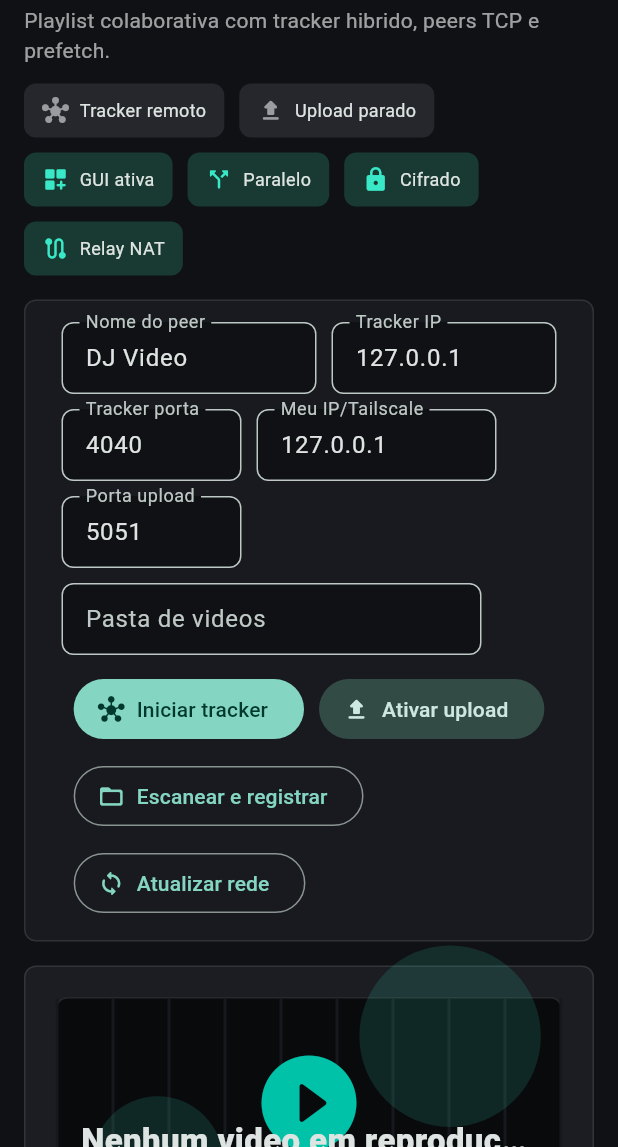
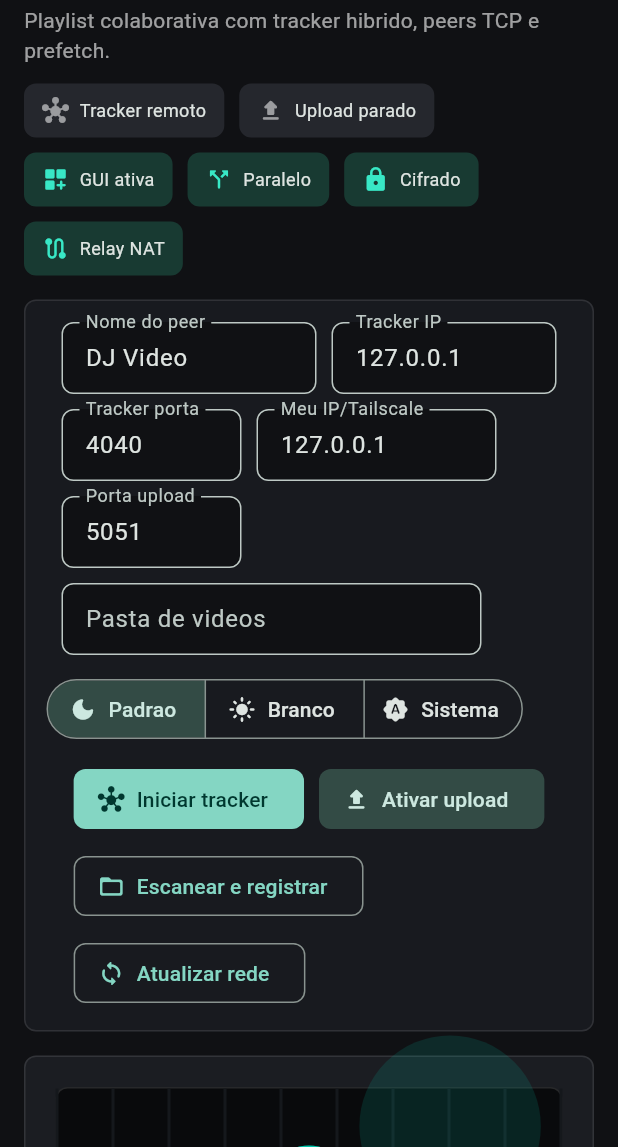
Before and after one commit to reyneralegria13/Video_party, a Flutter app: the screen it shows after launch, on a phone screen of 412 x 824 dp, the part 89-1236 px from its top. Run offline on Flutter 3.47's test engine with Material 3 defaults, Android fonts, the phone set to English and light mode, and no system bars; missing offline and left inert: media_kit, media_kit_video.

Commit message:
🎨 ui: adiciona seletor de tema

```diff
--- a/lib/app_controller.dart
+++ b/lib/app_controller.dart
@@ -8,6 +8,8 @@ import 'package:media_kit_video/media_kit_video.dart';
 import 'models.dart';
 import 'peer_node.dart';
 import 'tracker_server.dart';
+
+enum AppVisualTheme { standard, light, system }
 
 class AppController extends ChangeNotifier {
   AppController() : peer = PeerNode(onLog: _pendingLog) {
@@ -42,6 +44,7 @@ class AppController extends ChangeNotifier {
   String advertisedHost = '127.0.0.1';
   int uploadPort = 5051;
   String folderPath = '';
+  AppVisualTheme visualTheme = AppVisualTheme.standard;
 
   PlaylistEntry? nowPlaying;
   int nowPlayingIndex = -1;
@@ -256,6 +259,11 @@ class AppController extends ChangeNotifier {
     this.folderPath = folderPath ?? this.folderPath;
   }
 
+  void updateVisualTheme(AppVisualTheme value) {
+    visualTheme = value;
+    notifyListeners();
+  }
+
   void _syncLocalSnapshot() {
     if (tracker != null) {
       snapshot = tracker!.snapshot();
--- a/lib/main.dart
+++ b/lib/main.dart
@@ -10,37 +10,62 @@ void main() {
   runApp(const VideoPartyApp());
 }
 
-class VideoPartyApp extends StatelessWidget {
+class VideoPartyApp extends StatefulWidget {
   const VideoPartyApp({super.key});
 
   @override
+  State<VideoPartyApp> createState() => _VideoPartyAppState();
+}
+
+class _VideoPartyAppState extends State<VideoPartyApp> {
+  late final AppController controller;
+
+  @override
+  void initState() {
+    super.initState();
+    controller = AppController();
+  }
+
+  @override
+  void dispose() {
+    controller.dispose();
+    super.dispose();
+  }
+
+  @override
   Widget build(BuildContext context) {
-    return MaterialApp(
-      title: 'Video Party P2P',
-      debugShowCheckedModeBanner: false,
-      theme: ThemeData(
-        brightness: Brightness.dark,
-        colorScheme: ColorScheme.fromSeed(
-          seedColor: const Color(0xff00c2a8),
-          brightness: Brightness.dark,
-        ),
-        scaffoldBackgroundColor: const Color(0xff101114),
-        useMaterial3: true,
-      ),
-      home: const PartyHomePage(),
+    return AnimatedBuilder(
+      animation: controller,
+      builder: (context, _) {
+        return MaterialApp(
+          title: 'Video Party P2P',
+          debugShowCheckedModeBanner: false,
+          themeMode: switch (controller.visualTheme) {
+            AppVisualTheme.standard => ThemeMode.dark,
+            AppVisualTheme.light => ThemeMode.light,
+            AppVisualTheme.system => ThemeMode.system,
+          },
+          theme: _buildTheme(Brightness.light),
+          darkTheme: _buildTheme(Brightness.dark),
+          home: PartyHomePage(controller: controller),
+        );
+      },
     );
   }
 }
 
 class PartyHomePage extends StatefulWidget {
-  const PartyHomePage({super.key});
+  const PartyHomePage({required this.controller, super.key});
+
+  final AppController controller;
 
   @override
   State<PartyHomePage> createState() => _PartyHomePageState();
 }
 
 class _PartyHomePageState extends State<PartyHomePage> {
-  late final AppController controller;
+  AppController get controller => widget.controller;
+
   late final TextEditingController peerName;
   late final TextEditingController trackerHost;
   late final TextEditingController trackerPort;
@@ -51,7 +76,7 @@ class _PartyHomePageState extends State<PartyHomePage> {
   @override
   void initState() {
     super.initState();
-    controller = AppController();
+    final controller = widget.controller;
     peerName = TextEditingController(text: controller.peerName);
     trackerHost = TextEditingController(text: controller.trackerHost);
     trackerPort = TextEditingController(text: '${controller.trackerPort}');
@@ -62,7 +87,6 @@ class _PartyHomePageState extends State<PartyHomePage> {
 
   @override
   void dispose() {
-    controller.dispose();
     peerName.dispose();
     trackerHost.dispose();
     trackerPort.dispose();
@@ -128,10 +152,7 @@ class _PartyHomePageState extends State<PartyHomePage> {
                       );
                 return wide
                     ? content
-                    : ColoredBox(
-                        color: const Color(0xff101114),
-                        child: content,
-                      );
+                    : ColoredBox(color: context.appBackground, child: content);
               },
             ),
           ),
@@ -141,6 +162,81 @@ class _PartyHomePageState extends State<PartyHomePage> {
   }
 }
 
+ThemeData _buildTheme(Brightness brightness) {
+  final dark = brightness == Brightness.dark;
+  final scheme = ColorScheme.fromSeed(
+    seedColor: const Color(0xff00c2a8),
+    brightness: brightness,
+  );
+  return ThemeData(
+    brightness: brightness,
+    colorScheme: scheme,
+    scaffoldBackgroundColor: dark ? const Color(0xff101114) : Colors.white,
+    useMaterial3: true,
+    filledButtonTheme: FilledButtonThemeData(
+      style: FilledButton.styleFrom(
+        shape: RoundedRectangleBorder(borderRadius: BorderRadius.circular(8)),
+      ),
+    ),
+    outlinedButtonTheme: OutlinedButtonThemeData(
+      style: OutlinedButton.styleFrom(
+        shape: RoundedRectangleBorder(borderRadius: BorderRadius.circular(8)),
+      ),
+    ),
+    iconButtonTheme: IconButtonThemeData(
+      style: IconButton.styleFrom(
+        shape: RoundedRectangleBorder(borderRadius: BorderRadius.circular(8)),
+      ),
+    ),
+  );
+}
+
+extension PartyPalette on BuildContext {
+  bool get isPartyDark => Theme.of(this).brightness == Brightness.dark;
+
+  Color get appBackground =>
+      isPartyDark ? const Color(0xff101114) : Colors.white;
+  Color get sidebarBackground =>
+      isPartyDark ? const Color(0xff181a1f) : const Color(0xffeef4f5);
+  Color get panelBackground =>
+      isPartyDark ? const Color(0xff15171b) : const Color(0xfff4f8f9);
+  Color get cardBackground =>
+      isPartyDark ? const Color(0xff181a1f) : Colors.white;
+  Color get raisedBackground =>
+      isPartyDark ? const Color(0xff1b1d22) : const Color(0xfff8fbfc);
+  Color get fieldBackground =>
+      isPartyDark ? const Color(0xff101114) : const Color(0xfff2f6f7);
+  Color get mediaBackground =>
+      isPartyDark ? const Color(0xff090a0c) : const Color(0xffeaf1f3);
+  Color get mediaStripe =>
+      isPartyDark ? const Color(0xff15181c) : const Color(0xffd5e1e5);
+  Color get tileBackground =>
+      isPartyDark ? const Color(0xff24272e) : const Color(0xffe9f0f2);
+  Color get rowBackground =>
+      isPartyDark ? const Color(0xff1c1f24) : Colors.white;
+  Color get selectedRowBackground =>
+      isPartyDark ? const Color(0xff20342f) : const Color(0xffdef8f1);
+  Color get borderColor =>
+      isPartyDark ? Colors.white10 : const Color(0xffd9e4e7);
+  Color get borderStrongColor =>
+      isPartyDark ? Colors.white12 : const Color(0xffcbd9dd);
+  Color get primaryAccent => const Color(0xff00c2a8);
+  Color get primaryAccentSoft =>
+      isPartyDark ? const Color(0xff38e8c6) : const Color(0xff007f71);
+  Color get warningAccent => const Color(0xffffbd59);
+  Color get secondaryAccent => const Color(0xff00a3ff);
+  Color get textMuted => isPartyDark ? Colors.white60 : const Color(0xff5a6670);
+  Color get textSubtle =>
+      isPartyDark ? Colors.white54 : const Color(0xff66737d);
+  Color get textFaint => isPartyDark ? Colors.white38 : const Color(0xff87939b);
+  Color get navSelected =>
+      isPartyDark ? const Color(0xff25322f) : const Color(0xffdff8f2);
+  Color get statusActiveBackground =>
+      isPartyDark ? const Color(0xff183a32) : const Color(0xffdff8f2);
+  Color get statusInactiveBackground =>
+      isPartyDark ? const Color(0xff25272d) : const Color(0xffeef3f5);
+}
+
 class _SideBar extends StatelessWidget {
   const _SideBar();
 
@@ -148,16 +244,20 @@ class _SideBar extends StatelessWidget {
   Widget build(BuildContext context) {
     return Container(
       width: 78,
-      color: const Color(0xff181a1f),
-      child: const Column(
+      color: context.sidebarBackground,
+      child: Column(
         children: [
-          SizedBox(height: 20),
-          Icon(Icons.movie_filter_rounded, color: Color(0xff00c2a8), size: 34),
-          SizedBox(height: 28),
-          _NavIcon(icon: Icons.home_rounded, selected: true),
-          _NavIcon(icon: Icons.queue_music_rounded),
-          _NavIcon(icon: Icons.cloud_download_rounded),
-          _NavIcon(icon: Icons.settings_rounded),
+          const SizedBox(height: 20),
+          Icon(
+            Icons.movie_filter_rounded,
+            color: context.primaryAccent,
+            size: 34,
+          ),
+          const SizedBox(height: 28),
+          const _NavIcon(icon: Icons.home_rounded, selected: true),
+          const _NavIcon(icon: Icons.queue_music_rounded),
+          const _NavIcon(icon: Icons.cloud_download_rounded),
+          const _NavIcon(icon: Icons.settings_rounded),
         ],
       ),
     );
@@ -178,14 +278,12 @@ class _NavIcon extends StatelessWidget {
         tooltip: '',
         onPressed: () {},
         style: IconButton.styleFrom(
-          backgroundColor: selected
-              ? const Color(0xff25322f)
-              : Colors.transparent,
+          backgroundColor: selected ? context.navSelected : Colors.transparent,
           fixedSize: const Size(48, 48),
         ),
         icon: Icon(
           icon,
-          color: selected ? const Color(0xff00c2a8) : Colors.white70,
+          color: selected ? context.primaryAccent : context.textSubtle,
         ),
       ),
     );
@@ -246,14 +344,14 @@ class _Header extends StatelessWidget {
     return Column(
       crossAxisAlignment: CrossAxisAlignment.start,
       children: [
-        const Text(
+        Text(
           'Video Party P2P',
-          style: TextStyle(fontSize: 30, fontWeight: FontWeight.w800),
+          style: const TextStyle(fontSize: 30, fontWeight: FontWeight.w800),
         ),
         const SizedBox(height: 4),
-        const Text(
+        Text(
           'Playlist colaborativa com tracker hibrido, peers TCP e prefetch.',
-          style: TextStyle(color: Colors.white60),
+          style: TextStyle(color: context.textMuted),
         ),
         const SizedBox(height: 12),
         Wrap(
@@ -315,7 +413,9 @@ class _StatusChip extends StatelessWidget {
     return Container(
       padding: const EdgeInsets.symmetric(horizontal: 12, vertical: 9),
       decoration: BoxDecoration(
-        color: active ? const Color(0xff183a32) : const Color(0xff25272d),
+        color: active
+            ? context.statusActiveBackground
+            : context.statusInactiveBackground,
         borderRadius: BorderRadius.circular(8),
       ),
       child: Row(
@@ -324,7 +424,7 @@ class _StatusChip extends StatelessWidget {
           Icon(
             icon,
             size: 18,
-            color: active ? const Color(0xff38e8c6) : Colors.white54,
+            color: active ? context.primaryAccentSoft : context.textSubtle,
           ),
           const SizedBox(width: 7),
           Text(label, style: const TextStyle(fontSize: 12)),
@@ -358,9 +458,9 @@ class _ControlPanel extends StatelessWidget {
     return Container(
       padding: const EdgeInsets.all(14),
       decoration: BoxDecoration(
-        color: const Color(0xff181a1f),
+        color: context.cardBackground,
         borderRadius: BorderRadius.circular(8),
-        border: Border.all(color: Colors.white10),
+        border: Border.all(color: context.borderColor),
       ),
       child: Column(
         children: [
@@ -387,6 +487,11 @@ class _ControlPanel extends StatelessWidget {
                 width: 280,
               ),
             ],
+          ),
+          const SizedBox(height: 12),
+          Align(
+            alignment: Alignment.centerLeft,
+            child: _ThemeSelector(controller: controller),
           ),
           const SizedBox(height: 12),
           Wrap(
@@ -465,9 +570,46 @@ class _Field extends StatelessWidget {
           labelText: label,
           isDense: true,
           filled: true,
-          fillColor: const Color(0xff101114),
+          fillColor: context.fieldBackground,
           border: OutlineInputBorder(borderRadius: BorderRadius.circular(8)),
         ),
+      ),
+    );
+  }
+}
+
+class _ThemeSelector extends StatelessWidget {
+  const _ThemeSelector({required this.controller});
+
+  final AppController controller;
+
+  @override
+  Widget build(BuildContext context) {
+    return SingleChildScrollView(
+      scrollDirection: Axis.horizontal,
+      child: SegmentedButton<AppVisualTheme>(
+        showSelectedIcon: false,
+        segments: const [
+          ButtonSegment(
+            value: AppVisualTheme.standard,
+            icon: Icon(Icons.dark_mode_rounded),
+            label: Text('Padrao'),
+          ),
+          ButtonSegment(
+            value: AppVisualTheme.light,
+            icon: Icon(Icons.light_mode_rounded),
+            label: Text('Branco'),
+          ),
+          ButtonSegment(
+            value: AppVisualTheme.system,
+            icon: Icon(Icons.brightness_auto_rounded),
+            label: Text('Sistema'),
+          ),
+        ],
+        selected: {controller.visualTheme},
+        onSelectionChanged: (selection) {
+          controller.updateVisualTheme(selection.single);
+        },
       ),
     );
   }
@@ -492,9 +634,9 @@ class _NowPlaying extends StatelessWidget {
       constraints: const BoxConstraints(minHeight: 280),
       padding: const EdgeInsets.all(20),
       decoration: BoxDecoration(
-        color: const Color(0xff1b1d22),
+        color: context.raisedBackground,
         borderRadius: BorderRadius.circular(8),
-        border: Border.all(color: Colors.white10),
+        border: Border.all(color: context.borderColor),
       ),
       child: Column(
         crossAxisAlignment: CrossAxisAlignment.start,
@@ -503,9 +645,9 @@ class _NowPlaying extends StatelessWidget {
             aspectRatio: 16 / 6.7,
             child: Container(
               decoration: BoxDecoration(
-                color: const Color(0xff090a0c),
+                color: context.mediaBackground,
                 borderRadius: BorderRadius.circular(8),
-                border: Border.all(color: Colors.white12),
+                border: Border.all(color: context.borderStrongColor),
               ),
               child: Stack(
                 children: [
@@ -518,7 +660,12 @@ class _NowPlaying extends StatelessWidget {
                     ),
                   if (entry == null || videoController == null) ...[
                     Positioned.fill(
-                      child: CustomPaint(painter: _PlayerBackdropPainter()),
+                      child: CustomPaint(
+                        painter: _PlayerBackdropPainter(
+                          stripeColor: context.mediaStripe,
+                          accentColor: context.primaryAccent,
+                        ),
+                      ),
                     ),
                     const Center(
                       child: Icon(
@@ -548,8 +695,8 @@ class _NowPlaying extends StatelessWidget {
                         LinearProgressIndicator(
                           value: progress,
                           minHeight: 5,
-                          color: const Color(0xff00c2a8),
-                          backgroundColor: Colors.white12,
+                          color: context.primaryAccent,
+                          backgroundColor: context.borderStrongColor,
                         ),
                       ],
                     ),
@@ -576,14 +723,14 @@ class _NowPlaying extends StatelessWidget {
               const SizedBox(width: 10),
               Text(
                 '${_clock(controller.playbackSeconds)} / ${_clock(controller.playbackDuration)}',
-                style: const TextStyle(color: Colors.white70),
+                style: TextStyle(color: context.textMuted),
               ),
               ConstrainedBox(
                 constraints: const BoxConstraints(maxWidth: 520),
                 child: Text(
                   'Downloads: ${controller.downloadFolder}',
                   overflow: TextOverflow.ellipsis,
-                  style: const TextStyle(color: Colors.white54, fontSize: 12),
+                  style: TextStyle(color: context.textSubtle, fontSize: 12),
                 ),
               ),
             ],
@@ -601,14 +748,22 @@ class _NowPlaying extends StatelessWidget {
 }
 
 class _PlayerBackdropPainter extends CustomPainter {
+  const _PlayerBackdropPainter({
+    required this.stripeColor,
+    required this.accentColor,
+  });
+
+  final Color stripeColor;
+  final Color accentColor;
+
   @override
   void paint(Canvas canvas, Size size) {
-    final paint = Paint()..color = const Color(0xff15181c);
+    final paint = Paint()..color = stripeColor;
     for (var i = 0; i < 10; i++) {
       final x = size.width * i / 9;
       canvas.drawRect(Rect.fromLTWH(x - 1, 0, 2, size.height), paint);
     }
-    final accent = Paint()..color = const Color(0x2238e8c6);
+    final accent = Paint()..color = accentColor.withValues(alpha: 0.14);
     canvas.drawCircle(
       Offset(size.width * .78, size.height * .18),
       size.width * .18,
@@ -622,7 +777,10 @@ class _PlayerBackdropPainter extends CustomPainter {
   }
 
   @override
-  bool shouldRepaint(covariant CustomPainter oldDelegate) => false;
+  bool shouldRepaint(covariant _PlayerBackdropPainter oldDelegate) {
+    return oldDelegate.stripeColor != stripeColor ||
+        oldDelegate.accentColor != accentColor;
+  }
 }
 
 class _Library extends StatelessWidget {
@@ -699,10 +857,10 @@ class _VideoTile extends StatelessWidget {
     return Container(
       padding: const EdgeInsets.all(12),
       decoration: BoxDecoration(
-        color: const Color(0xff181a1f),
+        color: context.cardBackground,
         borderRadius: BorderRadius.circular(8),
         border: Border.all(
-          color: local ? const Color(0xff00c2a8) : Colors.white10,
+          color: local ? context.primaryAccent : context.borderColor,
         ),
       ),
       child: Column(
@@ -711,7 +869,7 @@ class _VideoTile extends StatelessWidget {
           Expanded(
             child: Container(
               decoration: BoxDecoration(
-                color: const Color(0xff24272e),
+                color: context.tileBackground,
                 borderRadius: BorderRadius.circular(6),
               ),
               child: Center(
@@ -719,9 +877,7 @@ class _VideoTile extends StatelessWidget {
                   local
                       ? Icons.offline_pin_rounded
                       : Icons.movie_creation_rounded,
-                  color: local
-                      ? const Color(0xff00c2a8)
-                      : const Color(0xffffbd59),
+                  color: local ? context.primaryAccent : context.warningAccent,
                   size: 42,
                 ),
               ),
@@ -737,7 +893,7 @@ class _VideoTile extends StatelessWidget {
           const SizedBox(height: 4),
           Text(
             formatBytes(video.size),
-            style: const TextStyle(color: Colors.white54, fontSize: 12),
+            style: TextStyle(color: context.textSubtle, fontSize: 12),
           ),
           const SizedBox(height: 8),
           Row(
@@ -747,7 +903,7 @@ class _VideoTile extends StatelessWidget {
                   local
                       ? 'local'
                       : '${video.hash.substring(0, video.hash.length < 8 ? video.hash.length : 8)}...',
-                  style: const TextStyle(color: Colors.white54, fontSize: 12),
+                  style: TextStyle(color: context.textSubtle, fontSize: 12),
                 ),
               ),
               IconButton.filledTonal(
@@ -771,7 +927,7 @@ class _RightPanel extends StatelessWidget {
   @override
   Widget build(BuildContext context) {
     return Container(
-      color: const Color(0xff15171b),
+      color: context.panelBackground,
       padding: const EdgeInsets.all(16),
       child: ListView(
         children: [
@@ -814,7 +970,7 @@ class _RightPanel extends StatelessWidget {
               title: Text(peer.name, overflow: TextOverflow.ellipsis),
               subtitle: Text(
                 '${peer.host}:${peer.port}',
-                style: const TextStyle(color: Colors.white54),
+                style: TextStyle(color: context.textSubtle),
               ),
             ),
           ),
@@ -828,7 +984,7 @@ class _RightPanel extends StatelessWidget {
                   padding: const EdgeInsets.only(bottom: 8),
                   child: Text(
                     log,
-                    style: const TextStyle(color: Colors.white60, fontSize: 12),
+                    style: TextStyle(color: context.textMuted, fontSize: 12),
                   ),
                 ),
               ),
@@ -848,7 +1004,7 @@ class _PanelTitle extends StatelessWidget {
   Widget build(BuildContext context) {
     return Row(
       children: [
-        Icon(icon, color: const Color(0xff00c2a8)),
+        Icon(icon, color: context.primaryAccent),
         const SizedBox(width: 8),
         Text(
           title,
@@ -881,10 +1037,10 @@ class _PlaylistRow extends StatelessWidget {
       margin: const EdgeInsets.only(bottom: 9),
       padding: const EdgeInsets.all(10),
       decoration: BoxDecoration(
-        color: selected ? const Color(0xff20342f) : const Color(0xff1c1f24),
+        color: selected ? context.selectedRowBackground : context.rowBackground,
         borderRadius: BorderRadius.circular(8),
         border: Border.all(
-          color: selected ? const Color(0xff00c2a8) : Colors.white10,
+          color: selected ? context.primaryAccent : context.borderColor,
         ),
       ),
       child: Column(
@@ -910,19 +1066,14 @@ class _PlaylistRow extends StatelessWidget {
                       local
                           ? 'Pronto localmente'
                           : progress?.status ?? 'Disponivel na rede',
-                      style: const TextStyle(
-                        color: Colors.white54,
-                        fontSize: 12,
-                      ),
+                      style: TextStyle(color: context.textSubtle, fontSize: 12),
                     ),
                   ],
                 ),
               ),
               Icon(
                 local ? Icons.offline_pin_rounded : Icons.public_rounded,
-                color: local
-                    ? const Color(0xff00c2a8)
-                    : const Color(0xffffbd59),
+                color: local ? context.primaryAccent : context.warningAccent,
               ),
             ],
           ),
@@ -931,8 +1082,8 @@ class _PlaylistRow extends StatelessWidget {
             LinearProgressIndicator(
               value: downloadProgress,
               minHeight: 4,
-              color: const Color(0xffffbd59),
-              backgroundColor: Colors.white12,
+              color: context.warningAccent,
+              backgroundColor: context.borderStrongColor,
             ),
           ],
         ],
@@ -952,16 +1103,16 @@ class _EmptyState extends StatelessWidget {
     return Container(
       padding: const EdgeInsets.all(18),
       decoration: BoxDecoration(
-        color: const Color(0xff1b1d22),
+        color: context.raisedBackground,
         borderRadius: BorderRadius.circular(8),
-        border: Border.all(color: Colors.white10),
+        border: Border.all(color: context.borderColor),
       ),
       child: Row(
         children: [
-          Icon(icon, color: Colors.white38),
+          Icon(icon, color: context.textFaint),
           const SizedBox(width: 10),
           Expanded(
-            child: Text(text, style: const TextStyle(color: Colors.white60)),
+            child: Text(text, style: TextStyle(color: context.textMuted)),
           ),
         ],
       ),
```
Also changed, not shown: 2 other files.
